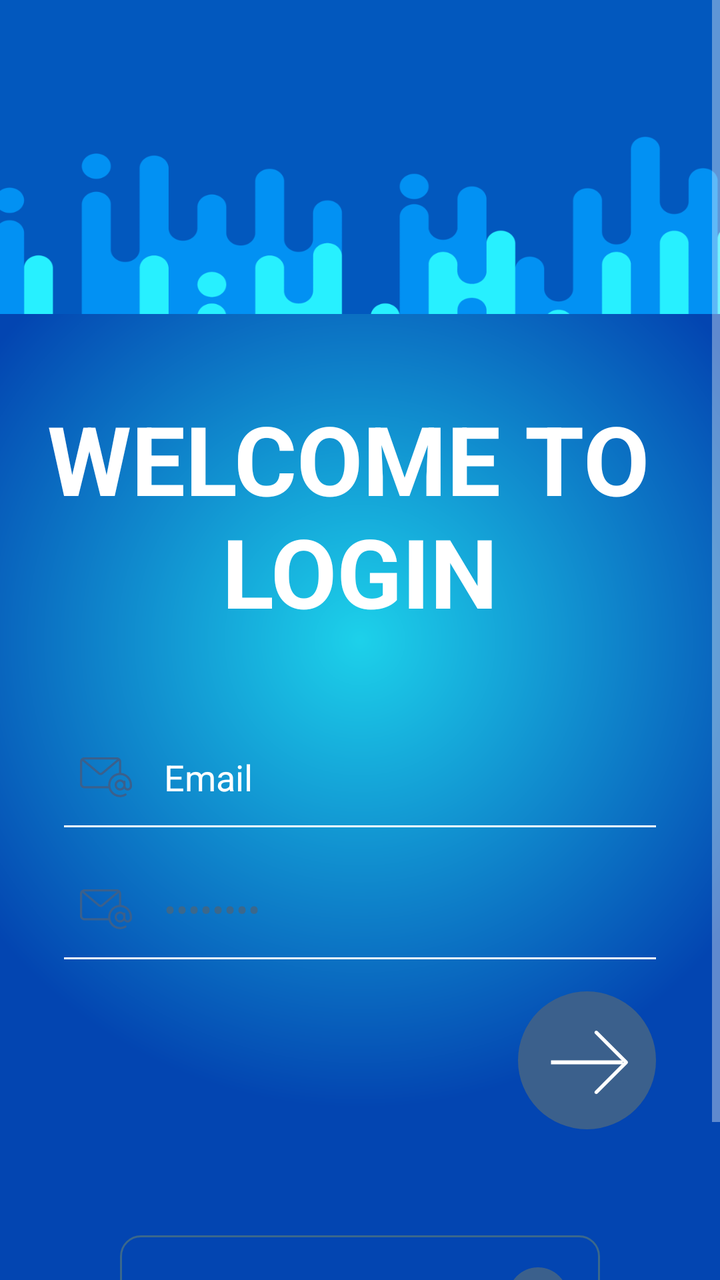
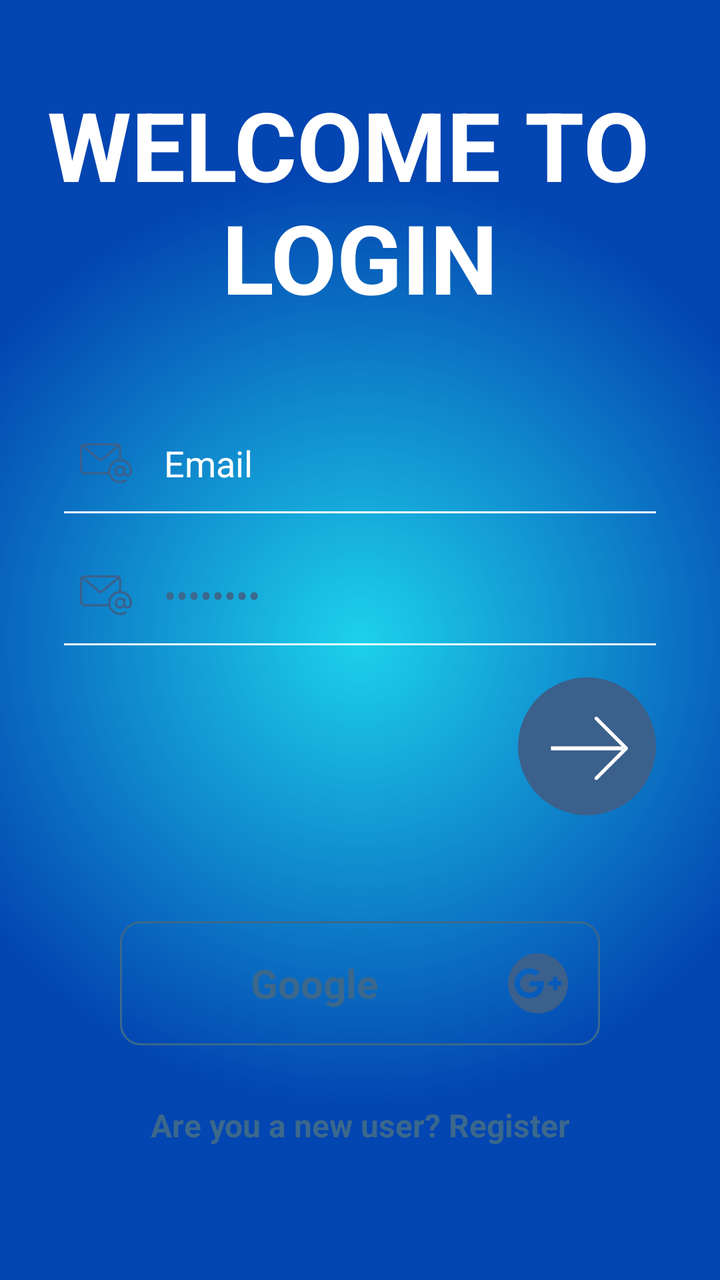

An Android layout rendered at two revisions. The XML below is the earlier revision; the diff shows what the commit changed to produce the second picture.
<!-- AndroidManifest.xml: application theme Theme.SupplyDrop -->
<!-- res/layout/activity_login.xml -->
<?xml version="1.0" encoding="utf-8"?>
<androidx.constraintlayout.widget.ConstraintLayout xmlns:android="http://schemas.android.com/apk/res/android"
    xmlns:app="http://schemas.android.com/apk/res-auto"
    xmlns:tools="http://schemas.android.com/tools"
    android:id="@+id/main"
    android:layout_width="match_parent"
    android:layout_height="match_parent"
    android:background="@drawable/login_background"
    tools:context=".MainActivity">

    <ScrollView
        android:layout_width="match_parent"
        android:layout_height="match_parent"
        app:layout_constraintBottom_toBottomOf="parent"
        app:layout_constraintEnd_toEndOf="parent"
        app:layout_constraintStart_toStartOf="parent"
        app:layout_constraintTop_toTopOf="parent">

        <LinearLayout
            android:layout_width="match_parent"
            android:layout_height="wrap_content"
            android:orientation="vertical">

            <ImageView
                android:id="@+id/headingBackGrnd"
                android:layout_width="match_parent"
                android:layout_height="157dp"
                android:scaleType="fitXY"
                app:srcCompat="@drawable/background_login12" />

            <TextView
                android:id="@+id/loginLbl"
                android:layout_width="match_parent"
                android:layout_height="wrap_content"
                android:paddingTop="40dp"
                android:paddingBottom="30dp"
                android:text="WELCOME TO \nLOGIN"
                android:textAlignment="center"
                android:textColor="@color/white"
                android:textSize="48sp"
                android:textStyle="bold" />

            <EditText
                android:id="@+id/emailTxt"
                android:layout_width="match_parent"
                android:layout_height="50dp"
                android:layout_marginStart="32dp"
                android:layout_marginTop="16dp"
                android:layout_marginEnd="32dp"
                android:background="@drawable/edittext_background"
                android:drawableStart="@drawable/email"
                android:drawablePadding="16dp"
                android:ems="10"
                android:hint="Enter Your Email"
                android:inputType="textEmailAddress"
                android:padding="8dp"
                android:text="Email"
                android:textColor="@color/white" />

            <EditText
                android:id="@+id/passwordTxt"
                android:layout_width="match_parent"
                android:layout_height="50dp"
                android:layout_marginStart="32dp"
                android:layout_marginTop="16dp"
                android:layout_marginEnd="32dp"
                android:background="@drawable/edittext_background"
                android:drawableStart="@drawable/email"
                android:drawablePadding="16dp"
                android:ems="10"
                android:hint="Enter Your Password"
                android:inputType="textPassword"
                android:padding="8dp"
                android:text="Password"
                android:textColor="#3b688c"
                android:textColorHint="756C6C" />

            <ImageView
                android:id="@+id/imageView3"
                android:layout_width="wrap_content"
                android:layout_height="wrap_content"
                android:layout_gravity="end"
                android:layout_marginTop="16dp"
                android:layout_marginEnd="32dp"
                app:srcCompat="@drawable/btn_arrow2" />

            <LinearLayout
                android:layout_width="match_parent"
                android:layout_height="104dp"
                android:layout_marginStart="32dp"
                android:layout_marginTop="16dp"
                android:layout_marginEnd="32dp"
                android:gravity="center"
                android:orientation="horizontal">

                <Button
                    android:id="@+id/googleBtn"
                    style="@android:style/Widget.Button"
                    android:layout_width="wrap_content"
                    android:layout_height="wrap_content"
                    android:layout_marginTop="16dp"
                    android:background="@drawable/btn_background"
                    android:drawableEnd="@drawable/google"
                    android:drawablePadding="16dp"
                    android:maxWidth="320dp"
                    android:minWidth="240dp"
                    android:padding="16dp"
                    android:text="Google"
                    android:textColor="#3b688c"
                    android:textSize="20sp"
                    android:textStyle="bold" />
            </LinearLayout>

            <TextView
                android:id="@+id/textView4"
                android:layout_width="match_parent"
                android:layout_height="wrap_content"
                android:layout_marginTop="24dp"
                android:text="Are you a new user? Register"
                android:textAlignment="center"
                android:textColor="#3b688c"
                android:textSize="16sp"
                android:textStyle="bold" />

        </LinearLayout>
    </ScrollView>
</androidx.constraintlayout.widget.ConstraintLayout>
<!-- resources referenced by this layout -->
<resources>
  <color name="white">#FFFFFFFF</color>
  <!-- drawable background_login12: png bitmap (drawable, 27339 bytes) -->
  <!-- drawable btn_arrow2: png bitmap (drawable-hdpi, 3339 bytes) -->
  <!-- drawable btn_background (drawable) -->
  <?xml version="1.0" encoding="utf-8"?>
  <selector xmlns:android="http://schemas.android.com/apk/res/android">
      <item>
          <shape android:shape="rectangle">
              <stroke android:width="1dp" android:color="#3b688c"/>
  
              <corners android:radius="10dp"/>
          </shape>
      </item>
  </selector>
  <!-- drawable edittext_background (drawable) -->
  <?xml version="1.0" encoding="utf-8"?>
  <layer-list xmlns:android="http://schemas.android.com/apk/res/android">
      <item android:top="-3dp" android:bottom="-1dp" android:right="-3dp" android:left="-3dp">
          <shape android:shape="rectangle">
              <stroke android:width="2dp" android:color="@color/white"/>
          </shape>
      </item>
  </layer-list>
  <!-- drawable email: png bitmap (drawable-hdpi, 1038 bytes) -->
  <!-- drawable google: png bitmap (drawable-hdpi, 1180 bytes) -->
  <!-- drawable login_background (drawable) -->
  <?xml version="1.0" encoding="utf-8"?>
  <shape xmlns:android="http://schemas.android.com/apk/res/android">
      <gradient
          android:type="radial"
          android:gradientRadius="65%p"
          android:centerX="50%"
          android:centerY="50%"
          android:startColor="@color/lblue"
          android:endColor="@color/dblue">
  
      </gradient></shape>
  <style name="Theme.SupplyDrop" parent="Base.Theme.SupplyDrop" />
  <color name="lblue">#1DD1EA</color>
  <color name="dblue">#0345B1</color>
  <style name="Base.Theme.SupplyDrop" parent="Theme.AppCompat.NoActionBar">
          
          
      </style>
</resources>

<!-- the commit's change to res/layout/activity_login.xml (unified diff, before → after) -->
@@ -21,13 +21,6 @@
             android:layout_height="wrap_content"
             android:orientation="vertical">
 
-            <ImageView
-                android:id="@+id/headingBackGrnd"
-                android:layout_width="match_parent"
-                android:layout_height="157dp"
-                android:scaleType="fitXY"
-                app:srcCompat="@drawable/background_login12" />
-
             <TextView
                 android:id="@+id/loginLbl"
                 android:layout_width="match_parent"
@@ -36,6 +29,7 @@
                 android:paddingBottom="30dp"
                 android:text="WELCOME TO \nLOGIN"
                 android:textAlignment="center"
+                android:gravity="center"
                 android:textColor="@color/white"
                 android:textSize="48sp"
                 android:textStyle="bold" />
<!-- resource entries referenced after the edit -->
@@ -1,7 +1,6 @@
 <!-- resources referenced by this layout -->
 <resources>
   <color name="white">#FFFFFFFF</color>
-  <!-- drawable background_login12: png bitmap (drawable, 27339 bytes) -->
   <!-- drawable btn_arrow2: png bitmap (drawable-hdpi, 3339 bytes) -->
   <!-- drawable btn_background (drawable) -->
   <?xml version="1.0" encoding="utf-8"?>
